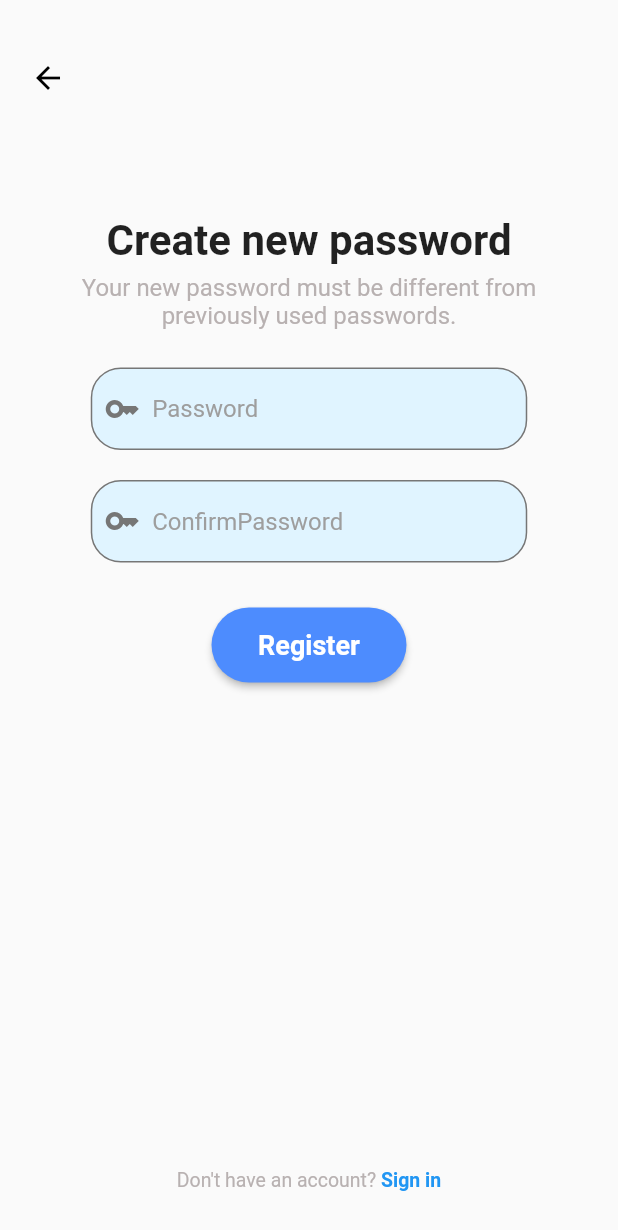
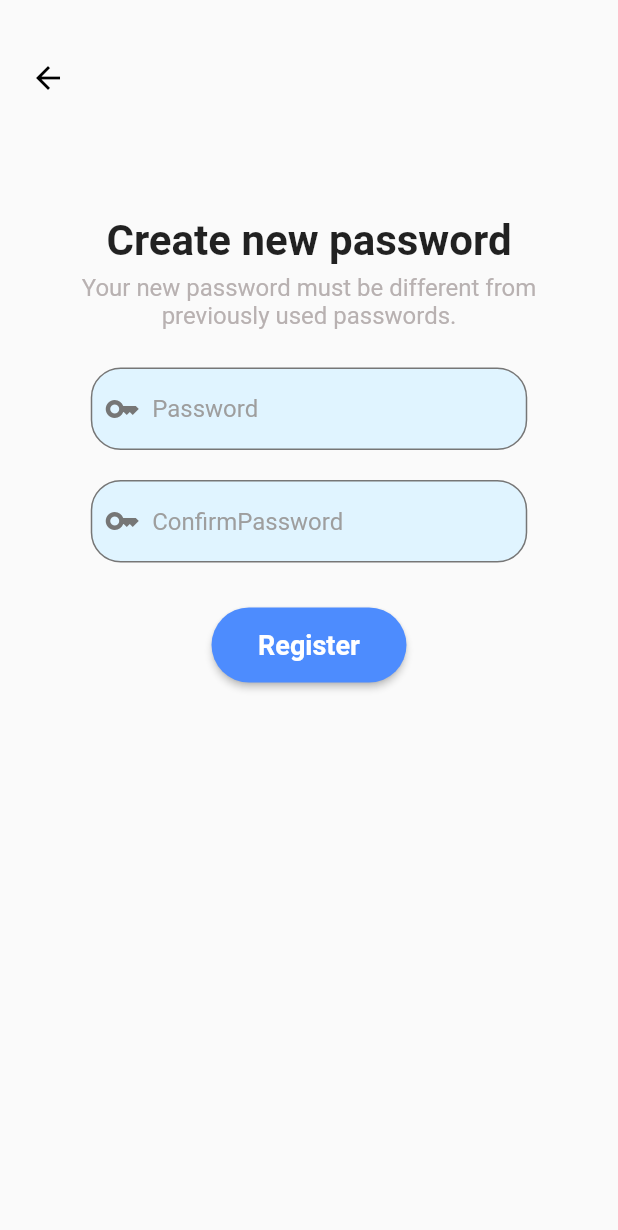
Before and after one commit to ppinng/warnalertwithme, a Flutter app: the CreatePasswordPage screen opened directly, on a phone screen of 412 x 824 dp. Shown: the top 1230 px of the screen. Run offline on Flutter 3.47's test engine with Material 2 defaults, Android fonts, the phone set to English and light mode, and no system bars; our stand-ins replace google_maps_flutter.

Commit message:
Update createpassword.dart

```diff
--- a/lib/page/createpassword.dart
+++ b/lib/page/createpassword.dart
@@ -150,40 +150,40 @@ class CreatePasswordPage extends StatelessWidget {
               ),
             ),
           ),
-          Padding(
-            padding: const EdgeInsets.all(30.0),
-            child: Align(
-              alignment: Alignment.bottomCenter,
-              child: RichText(
-                text: TextSpan(
-                  text: 'Don\'t have an account? ',
-                  style: const TextStyle(
-                    fontSize: 13,
-                    color: kFontGrey1,
-                  ),
-                  children: <TextSpan>[
-                    TextSpan(
-                      text: 'Sign in',
-                      style: const TextStyle(
-                        fontSize: 13,
-                        color: Colors.blue,
-                        fontWeight: FontWeight.bold,
-                      ),
-                      recognizer: TapGestureRecognizer()
-                        ..onTap = () {
-                          Navigator.push(
-                            context,
-                            MaterialPageRoute(
-                              builder: (context) => LoginPage(),
-                            ),
-                          );
-                        },
-                    ),
-                  ],
-                ),
-              ),
-            ),
-          ),
+          // Padding(
+          //   padding: const EdgeInsets.all(30.0),
+          //   child: Align(
+          //     alignment: Alignment.bottomCenter,
+          //     child: RichText(
+          //       text: TextSpan(
+          //         text: 'Don\'t have an account? ',
+          //         style: const TextStyle(
+          //           fontSize: 13,
+          //           color: kFontGrey1,
+          //         ),
+          //         children: <TextSpan>[
+          //           TextSpan(
+          //             text: 'Sign in',
+          //             style: const TextStyle(
+          //               fontSize: 13,
+          //               color: Colors.blue,
+          //               fontWeight: FontWeight.bold,
+          //             ),
+          //             recognizer: TapGestureRecognizer()
+          //               ..onTap = () {
+          //                 Navigator.push(
+          //                   context,
+          //                   MaterialPageRoute(
+          //                     builder: (context) => LoginPage(),
+          //                   ),
+          //                 );
+          //               },
+          //           ),
+          //         ],
+          //       ),
+          //     ),
+          //   ),
+          // ),
         ],
       ),
     );
```
